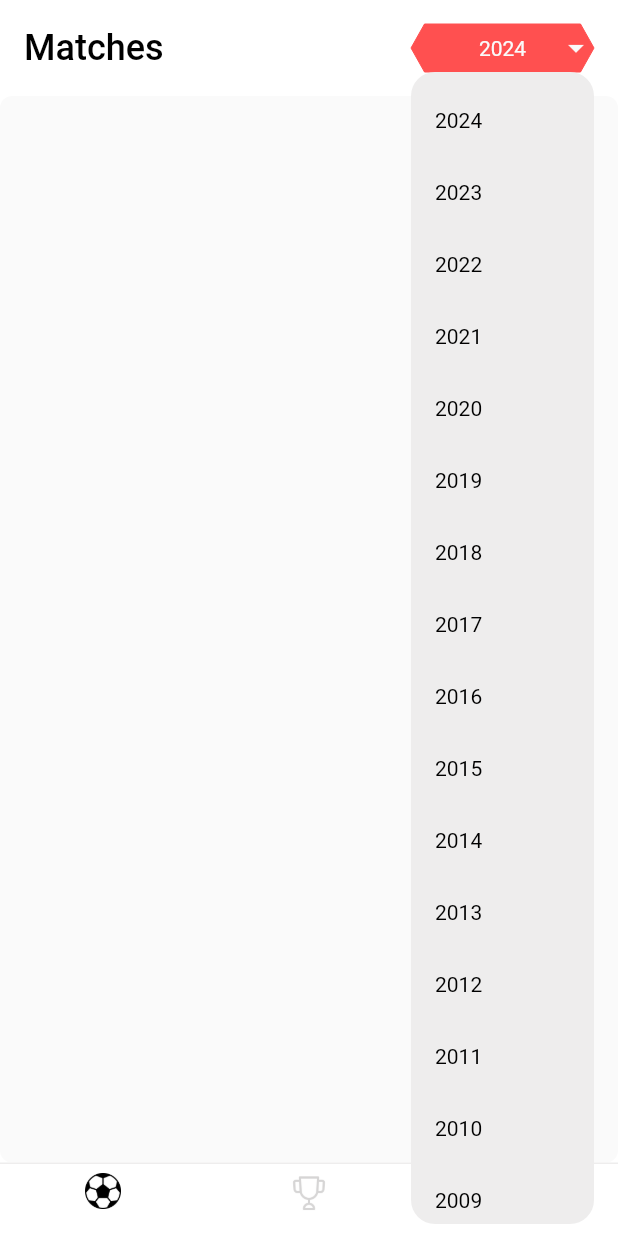
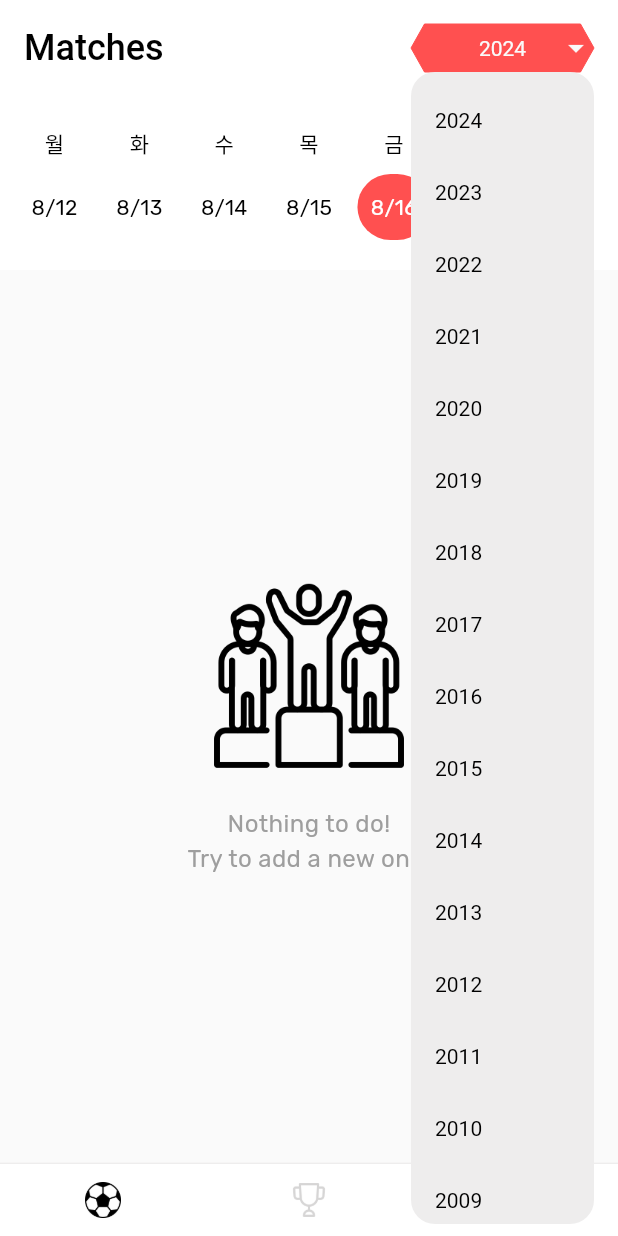
Before and after one commit to junhyeokLee/Football-PremierLeague, a Flutter app: the screen it shows after launch, after a tap on an icon or button, on a phone screen of 412 x 824 dp. Run offline on Flutter 3.47's test engine with Material 3 defaults, Android fonts, the phone set to English and light mode, and no system bars; drawn by our look-alikes of dropdown_button2, table_calendar; our stand-ins replace dio, easy_localization, envied, flutter_riverpod, flutter_svg, freezed_annotation and 5 more; missing offline and left inert: keyboard_utils_fork; generated files the repository leaves out were written again.

Commit message:
calendar 위젯 완성

```diff
--- /dev/null
+++ b/lib/common/widget/custom_calendar.dart
@@ -0,0 +1,260 @@
+import 'package:flutter/material.dart';
+import 'package:hooks_riverpod/hooks_riverpod.dart';
+import 'package:table_calendar/table_calendar.dart';
+import 'package:intl/intl.dart';
+import 'package:football_premier_league/common/constant/app_colors.dart';
+import 'package:football_premier_league/providers/calendar_provider.dart';
+
+class CustomCalendar extends HookConsumerWidget {
+  final DateTime firstDay;
+  final DateTime lastDay;
+
+  CustomCalendar({
+    Key? key,
+    required this.firstDay,
+    required this.lastDay,
+  }) : super(key: key);
+
+  @override
+  Widget build(BuildContext context, WidgetRef ref) {
+    final selectedDate = ref.watch(selectedDateProvider);
+    final focusedDate = ref.watch(focusedDateProvider);
+    final rangeStartDate = ref.watch(rangeStartProvider);
+    final rangeEndDate = ref.watch(rangeEndProvider);
+    final calendarFormat = ref.watch(calendarFormatProvider);
+    final selectedYear = ref.watch(selectedYearProvider);
+
+    // 선택된 년도가 변경될 때마다 캘린더 페이지 이동을 처리
+    ref.listen<int?>(selectedYearProvider, (previousYear, newYear) {
+      if (newYear != null) {
+        final newFocusedDate = DateTime(newYear, DateTime.now().month, DateTime.now().day);
+        ref.read(focusedDateProvider.notifier).state = newFocusedDate;
+      }
+    });
+    // 오늘 날짜를 선택된 날짜로 설정 (빌드가 완료된 후에 상태를 업데이트)
+    WidgetsBinding.instance.addPostFrameCallback((_) {
+      final today = DateTime.now();
+      if (selectedDate == null) {
+        ref.read(selectedDateProvider.notifier).state = today;
+        debugPrint("Initial selectedDate set to today: $today");
+      }
+    });
+
+    return Container(
+      color: Colors.white,
+      padding: const EdgeInsets.all(8.0),
+      child: TableCalendar(
+        firstDay: firstDay,
+        lastDay: lastDay,
+        headerVisible: false,
+        rangeSelectionMode: RangeSelectionMode.toggledOff,
+        focusedDay: focusedDate ?? DateTime.now(),
+        selectedDayPredicate: (day) => isSameDay(selectedDate, day),
+        rangeStartDay: rangeStartDate,
+        rangeEndDay: rangeEndDate,
+        calendarFormat: calendarFormat,
+        onDaySelected: (selectedDay, focusedDay) {
+          selectedDay = DateTime(selectedDay.year, selectedDay.month, selectedDay.day);
+          focusedDay = DateTime(focusedDay.year, focusedDay.month, focusedDay.day);
+          ref.read(selectedDateProvider.notifier).state = selectedDay;
+          ref.read(focusedDateProvider.notifier).state = focusedDay;
+          ref.read(rangeStartProvider.notifier).state = null;
+          ref.read(rangeEndProvider.notifier).state = null;
+          debugPrint("selectedDay: $selectedDay, focusedDay: $focusedDay");
+        },
+        onFormatChanged: (format) {
+          if (calendarFormat != format) {
+            ref.read(calendarFormatProvider.notifier).state = format;
+          }
+        },
+        onPageChanged: (focusedDay) {
+          ref.read(focusedDateProvider.notifier).state = focusedDay;
+        },
+
+        calendarBuilders: CalendarBuilders(
+          selectedBuilder: (context, day, _) {
+            return Transform.translate(
+              offset: Offset(0, -8.0),  // y축으로 -8.0만큼 이동시켜 위로 올림
+              child: Container(
+                margin: const EdgeInsets.all(4.0),
+                alignment: Alignment.center,
+                decoration: BoxDecoration(
+                  color: AppColors.primaryColor,
+                  borderRadius: BorderRadius.circular(32.0),
+                ),
+                child: Text(
+                  '${day.month}/${day.day}',
+                  style: TextStyle(
+                    color: Colors.white,
+                    fontSize: 14,
+                  ),
+                ),
+              ),
+            );
+          },
+          defaultBuilder: (context, day, _) {
+            bool isWeekend = day.weekday == DateTime.saturday ||
+                day.weekday == DateTime.sunday;
+            Color textColor;
+            if (day.weekday == DateTime.saturday) {
+              textColor = Colors.blue;
+            } else if (isWeekend) {
+              textColor = Colors.red;
+            } else {
+              textColor = Colors.black;
+            }
+            return Transform.translate(
+              offset: Offset(0, -8.0),  // y축으로 -8.0만큼 이동시켜 위로 올림
+              child: Center(
+                child: Text(
+                  '${day.month}/${day.day}',
+                  style: TextStyle(
+                    color: textColor,
+                    fontSize: 14,
+                  ),
+                ),
+              ),
+            );
+          },
+          outsideBuilder: (context, day, _) {  // 밖의 날짜에도 스타일 적용
+            return Transform.translate(
+              offset: Offset(0, -8.0),  // y축으로 -8.0만큼 이동시켜 위로 올림
+              child: Center(
+                child: Text(
+                  '${day.month}/${day.day}',
+                  style: TextStyle(
+                    color: Colors.grey,  // 회색으로 빈 날짜 표시
+                    fontSize: 14,
+                  ),
+                ),
+              ),
+            );
+          },
+          rangeStartBuilder: (context, day, focusedDay) {
+            return Container(
+              margin: const EdgeInsets.all(4.0),
+              alignment: Alignment.center,
+              decoration: BoxDecoration(
+                color: AppColors.noteColor2,
+                borderRadius: BorderRadius.circular(8.0),
+              ),
+              child: Text('${day.month}/${day.day}',
+                style: TextStyle(
+                    color: AppColors.black,
+                    fontSize: 14,
+                ),
+              ),
+            );
+          },
+          rangeEndBuilder: (context, day, focusedDay) {
+            return Container(
+              margin: const EdgeInsets.all(4.0),
+              alignment: Alignment.center,
+              decoration: BoxDecoration(
+                color: AppColors.noteColor2,
+                borderRadius: BorderRadius.circular(8.0),
+              ),
+              child: Text('${day.month}/${day.day}',
+                style: TextStyle(
+                    color: AppColors.black,
+                    fontSize: 14,
+                ),
+              ),
+            );
+          },
+          withinRangeBuilder: (context, day, focusedDay) {
+            return Container(
+              margin: const EdgeInsets.all(4.0),
+              alignment: Alignment.center,
+              decoration: BoxDecoration(
+                color: AppColors.noteColor2.withOpacity(0.5),
+                borderRadius: BorderRadius.circular(8.0),
+              ),
+              child: Text('${day.month}/${day.day}',
+                style: TextStyle(
+                    color: AppColors.black,
+                    fontSize: 14,
+                ),
+              ),
+            );
+          },
+          todayBuilder: (context, day, _) {
+            return Transform.translate(
+              offset: Offset(0, -8.0),  // y축으로 -8.0만큼 이동시켜 위로 올림
+              child: Container(
+                alignment: Alignment.center,
+                decoration: BoxDecoration(
+                  color: AppColors.black.withOpacity(0.1), // 오늘 날짜 배경 색상
+                  borderRadius: BorderRadius.circular(32.0),
+                ),
+                child: Text('${day.month}/${day.day}',
+                  style: TextStyle(
+                      color: Colors.black,
+                      fontSize: 14,
+                  ),
+                ),
+              ),
+            );
+          },
+          dowBuilder: (context, day) {
+            final englishText = DateFormat.E().format(day);
+            String koreanText;
+            switch (englishText) {
+              case 'Mon':
+                koreanText = '월';
+                break;
+              case 'Tue':
+                koreanText = '화';
+                break;
+              case 'Wed':
+                koreanText = '수';
+                break;
+              case 'Thu':
+                koreanText = '목';
+                break;
+              case 'Fri':
+                koreanText = '금';
+                break;
+              case 'Sat':
+                koreanText = '토';
+                break;
+              case 'Sun':
+                koreanText = '일';
+                break;
+              default:
+                koreanText = '';
+            }
+            if (day.weekday == DateTime.sunday) {
+              return Center(
+                child: Text(
+                  '$koreanText',
+                  style: TextStyle(color: Colors.red, height: 0,fontSize: 14),
+                ),
+              );
+            } else if (day.weekday == DateTime.saturday) {
+              return Center(
+                child: Text(
+                  '$koreanText',
+                  style: TextStyle(color: Colors.blue, height: 0,fontSize: 14),
+                ),
+              );
+            } else {
+              return Center(
+                child: Text(
+                  '$koreanText',
+                  style: TextStyle(color: Colors.black, height: 0,fontSize: 14),
+                ),
+              );
+            }
+          },
+        ),
+        daysOfWeekHeight: 48.0,
+        availableCalendarFormats: const {
+          CalendarFormat.month: '주',
+          CalendarFormat.week: '월',
+        },
+        startingDayOfWeek: StartingDayOfWeek.monday,
+      ),
+    );
+  }
+}
--- /dev/null
+++ b/lib/providers/calendar_provider.dart
@@ -0,0 +1,11 @@
+import 'package:hooks_riverpod/hooks_riverpod.dart';
+import 'package:table_calendar/table_calendar.dart';
+
+
+final selectedYearProvider = StateProvider<int?>((ref) => null);
+
+final selectedDateProvider = StateProvider<DateTime?>((ref) => null);
+final rangeStartProvider = StateProvider<DateTime?>((ref) => null);
+final rangeEndProvider = StateProvider<DateTime?>((ref) => null);
+final focusedDateProvider = StateProvider<DateTime>((ref) => DateTime.now());
+final calendarFormatProvider = StateProvider<CalendarFormat>((ref) => CalendarFormat.week);
--- a/lib/routing/scaffold_with_nested_navigation.dart
+++ b/lib/routing/scaffold_with_nested_navigation.dart
@@ -56,74 +56,53 @@ class ScaffoldWithNavigationBar extends StatelessWidget {
             ),
 
           ),
-          // shape: CustomTriangleBorder(
-          //   borderRadius: 8,
-          //   borderColor: Colors.transparent,
-          // ),
         ),
         child: NavigationBar(
           height: Dimen.navBottomHeight,
           backgroundColor: Colors.white,
           selectedIndex: currentIndex,
           indicatorColor: Colors.transparent,
+          labelBehavior: NavigationDestinationLabelBehavior.alwaysHide, // 라벨 숨기기
           destinations: [
             NavigationDestination(
-              icon: Padding(
-                padding: EdgeInsets.only(top: 12.0),  // 아이콘을 상단에서 하단으로 이동
-                child: Image.asset(
+              icon: Image.asset(
                 Assets.football,
                 width: 24,
                 height: 24,
                 color: AppColors.grey20,
               ),
-              ),
-              selectedIcon: Padding(
-                padding: EdgeInsets.only(top: 12.0),  // 아이콘을 상단에서 하단으로 이동
-                child: Image.asset(
+              selectedIcon: Image.asset(
                 Assets.footballSelect,
                 width: 24,
                 height: 24,
               ),
-              ),
               label: '',
             ),
             NavigationDestination(
-              icon: Padding(
-                padding: EdgeInsets.only(top: 12.0),
-                child: Image.asset(
+              icon: Image.asset(
                 Assets.ranking,
                 width: 24,
                 height: 24,
                 color: AppColors.grey20,
               ),
-              ),
-              selectedIcon: Padding(
-                padding: EdgeInsets.only(top: 12.0),
-                child: Image.asset(
+              selectedIcon: Image.asset(
                 Assets.rankingSelect,
                 width: 24,
                 height: 24,
               ),
-              ),
               label: '',
             ),
             NavigationDestination(
-              icon: Padding(
-                padding: EdgeInsets.only(top: 12.0),
-                child: Image.asset(
+              icon: Image.asset(
                 Assets.players,
                 width: 24,
                 height: 24,
                 color: AppColors.grey20,
               ),
-              ),
-              selectedIcon: Padding(
-                padding: EdgeInsets.only(top: 12.0),
-                child: Image.asset(
+              selectedIcon: Image.asset(
                 Assets.players,
                 width: 24,
                 height: 24,
-                ),
               ),
               label: '',
             ),
--- a/lib/ui/screen/matches/matches_screen.dart
+++ b/lib/ui/screen/matches/matches_screen.dart
@@ -3,11 +3,11 @@ import 'package:flutter/material.dart';
 import 'package:flutter/src/widgets/framework.dart';
 import 'package:flutter_riverpod/flutter_riverpod.dart';
 import 'package:football_premier_league/common/constant/app_colors.dart';
-import 'package:football_premier_league/common/widget/custom_container.dart';
 import 'package:football_premier_league/common/widget/custom_dropdown_button.dart';
+import 'package:football_premier_league/providers/calendar_provider.dart';
+import 'package:football_premier_league/ui/screen/matches/widget/matches_list.dart';
 
 
-final selectedYearProvider = StateProvider<int?>((ref) => null);
 
 class MatchesScreen extends ConsumerWidget {
   const MatchesScreen({super.key});
@@ -52,52 +52,8 @@ class MatchesScreen extends ConsumerWidget {
         body: Column(
           children: [
             Expanded(
-              child: RefreshIndicator(
-                onRefresh: () async {
-                  // ref.invalidate(fetchMatchesProvider);
-                  // try {
-                  //   await ref.read(fetchMatchesProvider(queryData: (page: 1, query: query)).future,);
-                  // } catch (e) {
-                  // }
-                }, child: CustomContainer(),
-                // child: ListView.builder(
-                //   key: ValueKey(query),
-                //   itemCount: totalResults,
-                //   itemBuilder: (context, index) {
-                //     final page = index ~/ pageSize + 1;
-                //     final indexInPage = index % pageSize;
-                //     final responseAsync = ref.watch(
-                //       fetchMatchesProvider(queryData: (page: page, query: query)),
-                //     );
-                //     return responseAsync.when(
-                //       error: (err, stack) => MovieListTileError(
-                //         query: query,
-                //         page: page,
-                //         indexInPage: indexInPage,
-                //         error: err.toString(),
-                //         isLoading: responseAsync.isLoading,
-                //       ),
-                //       // loading: () => const MovieListTileShimmer(),
-                //       data: (response) {
-                //         if (indexInPage >= response.results.length) {
-                //           return null;
-                //         }
-                //         final movie = response.results[indexInPage];
-                //         return MovieListTile(
-                //           movie: movie,
-                //           debugIndex: index + 1,
-                //           onPressed: () => context.goNamed(
-                //             AppRoute.movie.name,
-                //             pathParameters: {'id': movie.id.toString()},
-                //             extra: movie,
-                //           ),
-                //         );
-                //       },
-                //     );
-                //   },
-                // ),
-              ),
-            ),
+              child: MatchesList(),
+            )
           ],
         )
     );
--- /dev/null
+++ b/lib/ui/screen/matches/widget/matches_list.dart
@@ -0,0 +1,58 @@
+import 'package:flutter/material.dart';
+import 'package:football_premier_league/common/constant/app_colors.dart';
+import 'package:football_premier_league/common/constant/assets.dart';
+import 'package:football_premier_league/common/widget/custom_calendar.dart';
+import 'package:hooks_riverpod/hooks_riverpod.dart';
+
+class MatchesList extends HookConsumerWidget {
+  final today = DateTime.now();
+
+  // 캘린더의 시작일과 종료일을 사실상 무제한으로 설정
+  final firstDay = DateTime.utc(1900, 1, 1);
+  final lastDay = DateTime.utc(2100, 12, 31);
+
+  @override
+  Widget build(BuildContext context, WidgetRef ref) {
+    return Scaffold(
+      backgroundColor: AppColors.backgroundColor,
+      body: Column(
+        children: [
+          // 분리한 ReusableCalendar 위젯 사용
+          CustomCalendar(
+            firstDay: firstDay,
+            lastDay: lastDay,
+          ),
+          const SizedBox(height: 16.0),
+          Expanded(
+            child: Container(
+              padding: const EdgeInsets.symmetric(horizontal: 16.0),
+              child: Center(
+                child: Column(
+                  mainAxisSize: MainAxisSize.min,
+                  children: [
+                    AspectRatio(
+                      aspectRatio: 3,
+                      child: Image.asset(
+                        Assets.players,
+                        fit: BoxFit.contain,
+                      ),
+                    ),
+                    const SizedBox(height: 24),
+                    const Text(
+                      'Nothing to do!\nTry to add a new one.',
+                      textAlign: TextAlign.center,
+                      style: TextStyle(
+                        color: Colors.grey,
+                        fontSize: 16,
+                      ),
+                    ),
+                  ],
+                ),
+              ),
+            ),
+          ),
+        ],
+      ),
+    );
+  }
+}
--- a/pubspec.yaml
+++ b/pubspec.yaml
@@ -30,6 +30,7 @@ dependencies:
   flutter_svg: ^2.0.3   # SVG 이미지를 위한 flutter_svg
   transparent_image: ^2.0.1 # 이미지 투명도를 위한 transparent_image
   dropdown_button2: ^2.3.9 # 드롭다운 버튼을 위한 dropdown_button2
+  table_calendar: ^3.1.2 # 달력을 위한 table_calendar
 
   #util
   velocity_x: ^4.1.0  # UI를 위한 velocity_x
```
Also changed, not shown: pubspec.lock. Lines whose indentation alone changed are shown as unchanged.
